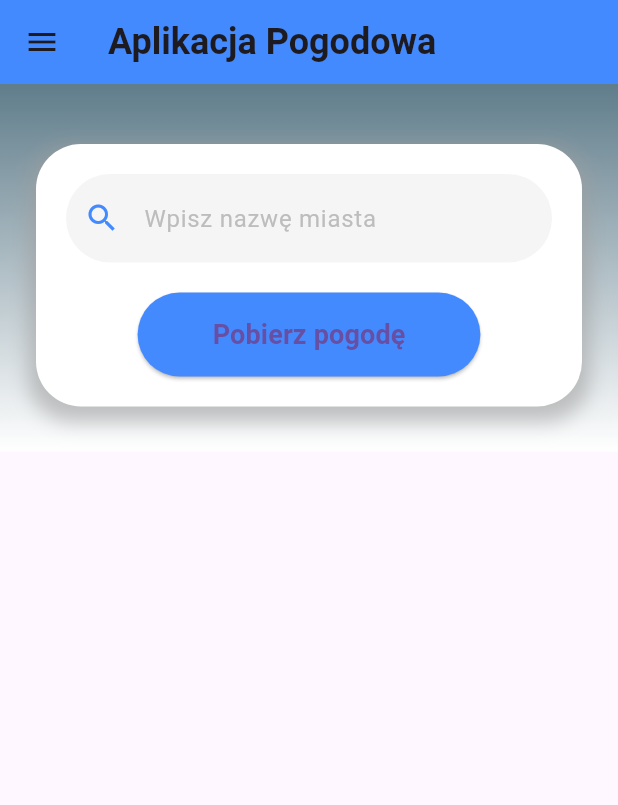
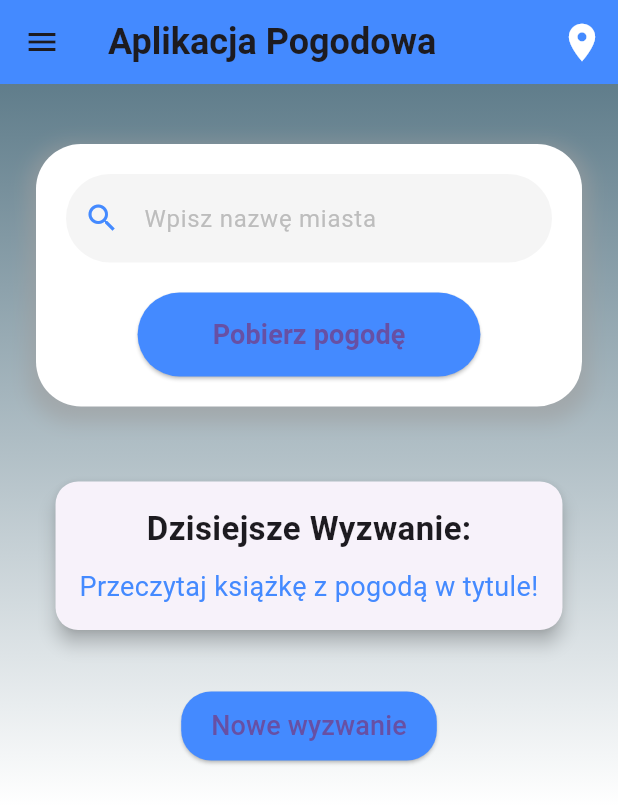
Before and after one commit to Natalia49340/flutter_weather_app, a Flutter app: the screen it shows after launch, after a tap on "Pobierz pogodę", on a phone screen of 412 x 824 dp. Shown: the top 805 px of the screen. Run offline on Flutter 3.47's test engine with Material 3 defaults, Android fonts, the phone set to English and light mode, and no system bars; our stand-ins replace flutter_bloc, shared_preferences.

Commit message:
Added weather challenges and activity suggestions depending on the weather, saving the application state

```diff
--- a/flutter_weather_app/lib/bloc/weather_bloc.dart
+++ b/flutter_weather_app/lib/bloc/weather_bloc.dart
@@ -18,7 +18,7 @@ class WeatherBloc extends Bloc<WeatherEvent, WeatherState> {
     });
 
     on<ResetWeather>((event, emit) {
-      emit(WeatherInitial());  // Resetowanie stanu do początkowego
+      emit(WeatherInitial());
     });
   }
 }
--- a/flutter_weather_app/lib/screens/home.dart
+++ b/flutter_weather_app/lib/screens/home.dart
@@ -4,6 +4,9 @@ import 'package:flutter_weather_app/bloc/weather_bloc.dart';
 import 'package:flutter_weather_app/bloc/weather_event.dart';
 import 'package:flutter_weather_app/bloc/weather_state.dart';
 import 'package:flutter_weather_app/models/weather_model.dart';
+import 'dart:math';
+import 'package:shared_preferences/shared_preferences.dart';
+
 
 class WeatherPage extends StatefulWidget {
   const WeatherPage({super.key});
@@ -16,6 +19,57 @@ class WeatherPageState extends State<WeatherPage> {
   final TextEditingController cityController = TextEditingController();
   List<String> favoriteCities = [];
 
+
+
+final List<String> weatherChallenges = [
+    "Tańcz w deszczu",
+    "Zrób zdjęcie najpiękniejszej chmury, jaką dziś zobaczysz!",
+    "Wybierz się na spacer, niezależnie od pogody!",
+    "Spróbuj policzyć krople deszczu na szybie (przynajmniej przez minutę)!",
+    "Przeczytaj książkę z pogodą w tytule!",
+    "Poszukaj tęczy po deszczu"
+  ];
+
+    String? currentChallenge;
+
+  @override
+  void initState() {
+    super.initState();
+    _loadState();
+    _generateNewChallenge();
+  }
+
+
+Future<void> _loadState() async {
+  final prefs = await SharedPreferences.getInstance();
+  setState(() {
+    favoriteCities = prefs.getStringList('favoriteCities') ?? [];
+    final lastCity = prefs.getString('lastCity');
+    if (lastCity != null) {
+      context.read<WeatherBloc>().add(FetchWeather(lastCity));
+    }
+  });
+}
+
+Future<void> _saveState(String cityName) async {
+  final prefs = await SharedPreferences.getInstance();
+  await prefs.setString('lastCity', cityName);
+}
+
+Future<void> _saveFavoriteCities() async {
+  final prefs = await SharedPreferences.getInstance();
+  await prefs.setStringList('favoriteCities', favoriteCities);
+}
+
+  void _generateNewChallenge() {
+    final random = Random();
+    setState(() {
+      currentChallenge = weatherChallenges[random.nextInt(weatherChallenges.length)];
+    });
+  }
+
+
+
   @override
   Widget build(BuildContext context) {
     return Scaffold(
@@ -24,8 +78,18 @@ class WeatherPageState extends State<WeatherPage> {
           "Aplikacja Pogodowa",
           style: TextStyle(fontSize: 24, fontWeight: FontWeight.bold),
         ),
-        backgroundColor: Colors.blueAccent,
+        backgroundColor: _getAppBarColor(context),
         elevation: 0,
+        actions: [
+          IconButton(
+            icon: const Icon(
+              Icons.location_on,
+              color: Colors.white,
+              size: 30,
+            ),
+            onPressed: _onGeolocationPressed,
+          ),
+        ],
       ),
       drawer: Drawer(
         child: ListView(
@@ -72,6 +136,26 @@ class WeatherPageState extends State<WeatherPage> {
                       const SizedBox(height: 40),
                       _buildCityInputSection(context),
                       const SizedBox(height: 30),
+                    _buildChallengeWidget(),
+                    const SizedBox(height: 20),
+                    ElevatedButton(
+                      onPressed: _generateNewChallenge,
+                      style: ElevatedButton.styleFrom(
+                        backgroundColor: Colors.blueAccent,
+                        padding: const EdgeInsets.symmetric(
+                          horizontal: 20,
+                          vertical: 10,
+                        ),
+                        shape: RoundedRectangleBorder(
+                          borderRadius: BorderRadius.circular(20),
+                        ),
+                      ),
+                      child: const Text(
+                        "Nowe wyzwanie",
+                        style: TextStyle(fontSize: 18),
+                      ),
+                    ),
+                      const SizedBox(height: 30),
                       if (state is WeatherLoading)
                         const CircularProgressIndicator(color: Colors.blueAccent),
                       if (state is WeatherError)
@@ -97,6 +181,9 @@ class WeatherPageState extends State<WeatherPage> {
                             _buildPressureWidget(state.weather),
                             _buildWindWidget(state.weather),
                             _buildSunriseSunsetWidget(state.weather),
+                            _buildActivitySuggestion(state.weather),
+
+
                           ],
                         ),
                     ],
@@ -108,6 +195,21 @@ class WeatherPageState extends State<WeatherPage> {
         },
       ),
     );
+  }
+
+
+
+
+
+  void _onGeolocationPressed() {}
+
+   Color _getAppBarColor(BuildContext context) {
+    final weatherState = context.watch<WeatherBloc>().state;
+    if (weatherState is WeatherLoaded) {
+      double temperature = weatherState.weather.temperature;
+      return _getBackgroundColor(temperature);
+    }
+    return Colors.blueAccent;
   }
 
   Color _getBackgroundColor(double temp) {
@@ -162,14 +264,15 @@ class WeatherPageState extends State<WeatherPage> {
           ),
           const SizedBox(height: 20),
           ElevatedButton(
-            onPressed: () {
+            onPressed: () async {
               final cityName = cityController.text.trim();
               if (cityName.isNotEmpty) {
+                await _saveState(cityName);
                 context.read<WeatherBloc>().add(FetchWeather(cityName));
               }
             },
             style: ElevatedButton.styleFrom(
-              backgroundColor: Colors.blueAccent,
+              backgroundColor: _getButtonColor(context),
               padding: const EdgeInsets.symmetric(
                 horizontal: 50,
                 vertical: 15,
@@ -189,6 +292,61 @@ class WeatherPageState extends State<WeatherPage> {
         ],
       ),
     );
+  }
+
+
+
+
+ Widget _buildChallengeWidget() {
+    return Card(
+      margin: const EdgeInsets.symmetric(vertical: 20.0),
+      elevation: 5.0,
+      shape: RoundedRectangleBorder(
+        borderRadius: BorderRadius.circular(15.0),
+      ),
+      child: Padding(
+        padding: const EdgeInsets.all(16.0),
+        child: Column(
+          children: [
+            Text(
+              'Dzisiejsze Wyzwanie:',
+              style: const TextStyle(
+                fontSize: 22,
+                fontWeight: FontWeight.bold,
+              ),
+            ),
+            const SizedBox(height: 10),
+            Text(
+              currentChallenge ?? "Brak wyzwań.",
+              style: const TextStyle(
+                fontSize: 18,
+                color: Colors.blueAccent,
+              ),
+              textAlign: TextAlign.center,
+            ),
+          ],
+        ),
+      ),
+    );
+  }
+
+
+
+  Color _getButtonColor(BuildContext context) {
+    final weatherState = context.watch<WeatherBloc>().state;
+    if (weatherState is WeatherLoaded) {
+      double temperature = weatherState.weather.temperature;
+      if (temperature < 10) {
+        return Colors.blue;
+      } else if (temperature < 20) {
+        return Colors.lightBlue;
+      } else if (temperature < 30) {
+        return Colors.orange;
+      } else {
+        return Colors.red;
+      }
+    }
+    return Colors.blueAccent;
   }
 
   Widget _buildWeatherCard(Weather weather) {
@@ -245,10 +403,11 @@ class WeatherPageState extends State<WeatherPage> {
           favoriteCities.contains(city) ? Icons.favorite : Icons.favorite_border,
           color: Colors.red,
         ),
-        onPressed: () {
+        onPressed: () async {
           setState(() {
-            favoriteCities.remove(city);  // Usuwa miasto z listy
+            favoriteCities.remove(city);
           });
+          await _saveFavoriteCities();
         },
       ),
       onTap: () {
@@ -283,12 +442,13 @@ class WeatherPageState extends State<WeatherPage> {
               child: Text("Anuluj"),
             ),
             TextButton(
-              onPressed: () {
+              onPressed: () async {
                 final newCity = cityController.text.trim();
                 if (newCity.isNotEmpty && !favoriteCities.contains(newCity)) {
                   setState(() {
                     favoriteCities.add(newCity);
                   });
+                  await _saveFavoriteCities();
                   Navigator.pop(context);
                 }
               },
@@ -343,6 +503,40 @@ class WeatherPageState extends State<WeatherPage> {
     );
   }
 
+Widget _buildActivitySuggestion(Weather weather) {
+    return Card(
+      margin: const EdgeInsets.symmetric(vertical: 20.0),
+      elevation: 5.0,
+      shape: RoundedRectangleBorder(
+        borderRadius: BorderRadius.circular(15.0),
+      ),
+      child: Padding(
+        padding: const EdgeInsets.all(16.0),
+        child: Column(
+          children: [
+            Text(
+              'Propozycje aktywności:',
+              style: const TextStyle(
+                fontSize: 22,
+                fontWeight: FontWeight.bold,
+              ),
+            ),
+            const SizedBox(height: 10),
+            Text(
+              weather.suggestedActivity,
+              style: const TextStyle(
+                fontSize: 18,
+                color: Colors.blueAccent,
+              ),
+            ),
+          ],
+        ),
+      ),
+    );
+  }
+}
+
+
   Widget _buildUVWidget(Weather weather) {
     return _buildInfoCard('Indeks UV', 'UV: 5.2', Icons.sunny, Colors.orange);
   }
@@ -388,4 +582,3 @@ class WeatherPageState extends State<WeatherPage> {
       ),
     );
   }
-}
```
Also changed, not shown: flutter_weather_app/lib/bloc/weather_event.dart (+15 -0 lines), flutter_weather_app/lib/bloc/weather_state.dart (+18 -0 lines), flutter_weather_app/lib/models/weather_model.dart (+13 -4 lines), flutter_weather_app/pubspec.yaml (+6 -2 lines), flutter_weather_app/pubspec.lock, 7 other files.
